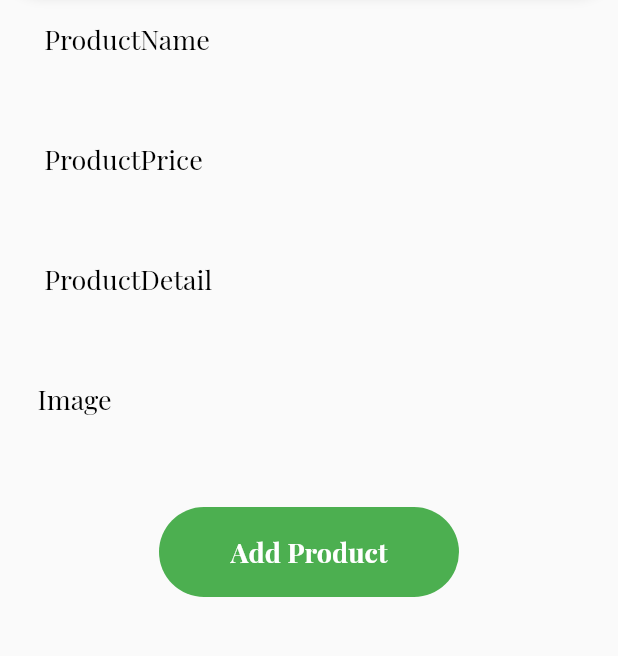
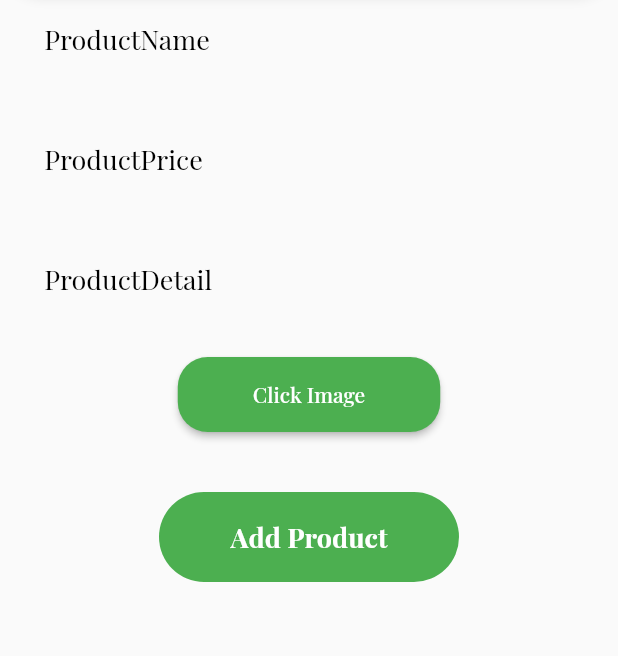
Before and after one commit to soumitrakand7/Tech-Cultivators, a Flutter app: the Upload screen opened directly with empty values, on a phone screen of 412 x 824 dp, the part 102-758 px from its top. Run offline on Flutter 3.47's test engine with Material 2 defaults, Android fonts, the light colour scheme and no system bars; our stand-ins replace animate_do, avatar_glow, carousel_slider, cloud_firestore, firebase_auth, firebase_core and 8 more; missing offline and left inert: device_apps, flutter_phone_direct_caller, syncfusion_flutter_pdfviewer; accounts and stored records are empty.

Commit message:
Added image uploading

```diff
--- a/tech_cultivators/lib/Sell/next_add_product.dart
+++ b/tech_cultivators/lib/Sell/next_add_product.dart
@@ -1,5 +1,8 @@
+import 'package:flutter/material.dart';
+import 'package:image_picker/image_picker.dart';
+import 'dart:io';
 import 'package:cloud_firestore/cloud_firestore.dart';
-import 'package:flutter/material.dart';
+import 'package:firebase_storage/firebase_storage.dart';
 
 class Upload extends StatefulWidget {
   String shopName;
@@ -12,6 +15,16 @@ class Upload extends StatefulWidget {
 }
 
 class _UploadState extends State<Upload> {
+  Future<String> downloadURL(String imageURL) async {
+    String downloadUrl =
+        await FirebaseStorage.instance.ref(imageURL).getDownloadURL();
+    return downloadUrl;
+  }
+
+  XFile? _image;
+  String imageURL =
+      "https://st4.depositphotos.com/14953852/22772/v/600/depositphotos_227725020-stock-illustration-image-available-icon-flat-vector.jpg";
+  String uploadCode = DateTime.now().hashCode.toString();
   @override
   //  FirebaseFirestore db = FirebaseFirestore.instance;
   // var firestoreDB = FirebaseFirestore.instance.collection("Shpos").snapshots();
@@ -41,7 +54,8 @@ class _UploadState extends State<Upload> {
             ),
           ),
         ),
-        body: Column(children: [
+        body: Column(
+          children: [
             Column(
               children: [
                 SizedBox(
@@ -51,8 +65,8 @@ class _UploadState extends State<Upload> {
                 SizedBox(
                   height: 20,
                 ),
-              data(
-                  " ProductPrice", "Enter Product Price", false, _productPrice),
+                data(" ProductPrice", "Enter Product Price", false,
+                    _productPrice),
                 SizedBox(
                   height: 20,
                 ),
@@ -61,11 +75,28 @@ class _UploadState extends State<Upload> {
                 SizedBox(
                   height: 20,
                 ),
-              data(
-                "Image",
-                "Upload image of product",
-                false,
-                _productImage,
+                ElevatedButton(
+                  style: ElevatedButton.styleFrom(
+                    primary: Colors.green,
+                    fixedSize: const Size(175, 50),
+                    shape: RoundedRectangleBorder(
+                      borderRadius: BorderRadius.circular(20),
+                    ),
+                  ),
+                  onPressed: () async {
+                    Navigator.pop(context);
+                    var imagefile = await ImagePicker()
+                        .pickImage(source: ImageSource.camera);
+                    if (imagefile != null) {
+                      setState(() {
+                        _image = imagefile;
+                      });
+                      await FirebaseStorage.instance
+                          .ref("Images/$uploadCode")
+                          .putFile(File(imagefile.path));
+                    }
+                  },
+                  child: Text("Click Image"),
                 ),
               ],
             ),
@@ -76,7 +107,8 @@ class _UploadState extends State<Upload> {
               height: 20,
             ),
             InkWell(
-            onTap: () {
+              onTap: () async {
+                imageURL = await downloadURL("Images/$uploadCode");
                 collectionReference
                     .doc(widget.shopName)
                     .collection(widget.Category)
@@ -84,6 +116,7 @@ class _UploadState extends State<Upload> {
                   "Product Name": _productName.text,
                   "Cost": int.parse(_productPrice.text),
                   "discription": _ProductDetail.text,
+                  "imgae url": imageURL,
                 });
                 // Navigator.pushNamed(context, '/O_Nursery_List');
 
@@ -101,10 +134,12 @@ class _UploadState extends State<Upload> {
                       fontSize: 18),
                 ),
                 decoration: BoxDecoration(
-                  color: Colors.green, borderRadius: BorderRadius.circular(40)),
+                    color: Colors.green,
+                    borderRadius: BorderRadius.circular(40)),
               ),
             ),
-        ]),
+          ],
+        ),
       ),
     );
   }
@@ -162,7 +197,8 @@ void SAP(BuildContext, Context) {
           textAlign: TextAlign.center,
         ),
       ),
-      ));
+    ),
+  );
 
   showDialog(
       context: Context,
--- a/tech_cultivators/lib/main.dart
+++ b/tech_cultivators/lib/main.dart
@@ -39,7 +39,7 @@ class MyApp extends StatelessWidget {
       )),
       initialRoute: '/',
       routes: {
-        '/': (context) => SplashScreen(),
+        '/': (context) => Add_Product(),
         "/Adress": (context) => Address(),
         "/Confirm_Order": (context) => Place_Order(),
         "/Password": (context) => ResetP(),
--- a/tech_cultivators/pubspec.yaml
+++ b/tech_cultivators/pubspec.yaml
@@ -64,14 +64,9 @@ dev_dependencies:
   flutter_launcher_icons: ^0.9.2
 
 flutter_icons:
-<<<<<<< HEAD
-  android: true
-  image_path: "assets/images/icons.png"
-=======
   android: true;
   ios: true
   image_path: "assets/Images/icon.png"
->>>>>>> 8d988ebf46c5e800e16ff99b0e8aa554b6a1b7cc
 
   # The "flutter_lints" package below contains a set of recommended lints to
   # encourage good coding practices. The lint set provided by the package is
```
Lines whose indentation alone changed are shown as unchanged.
